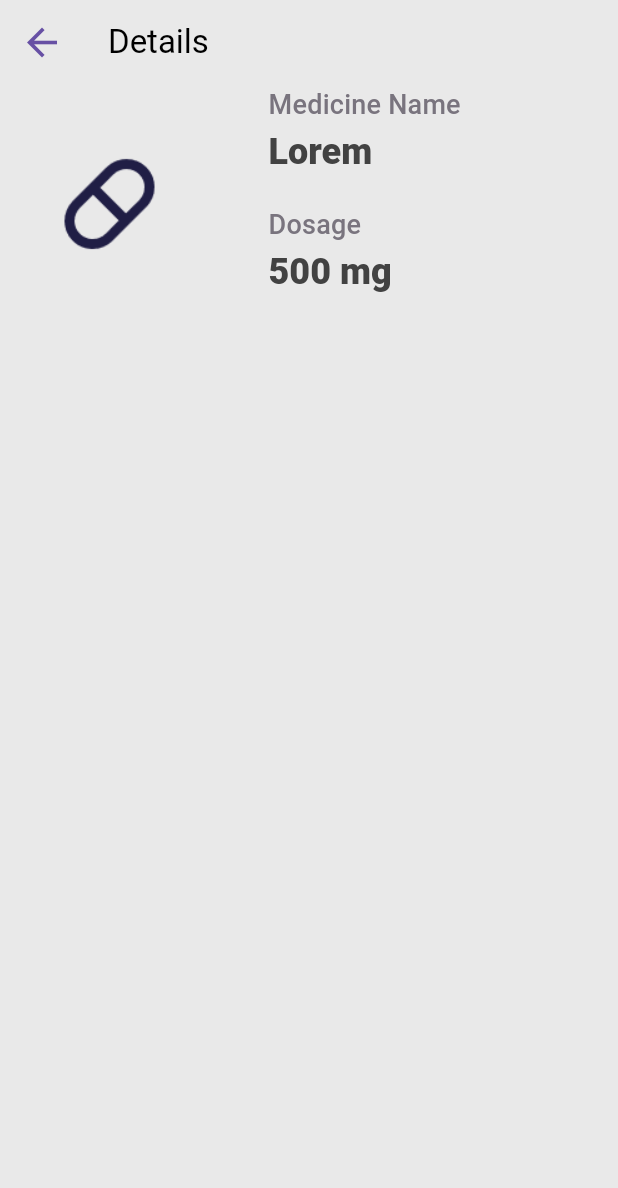
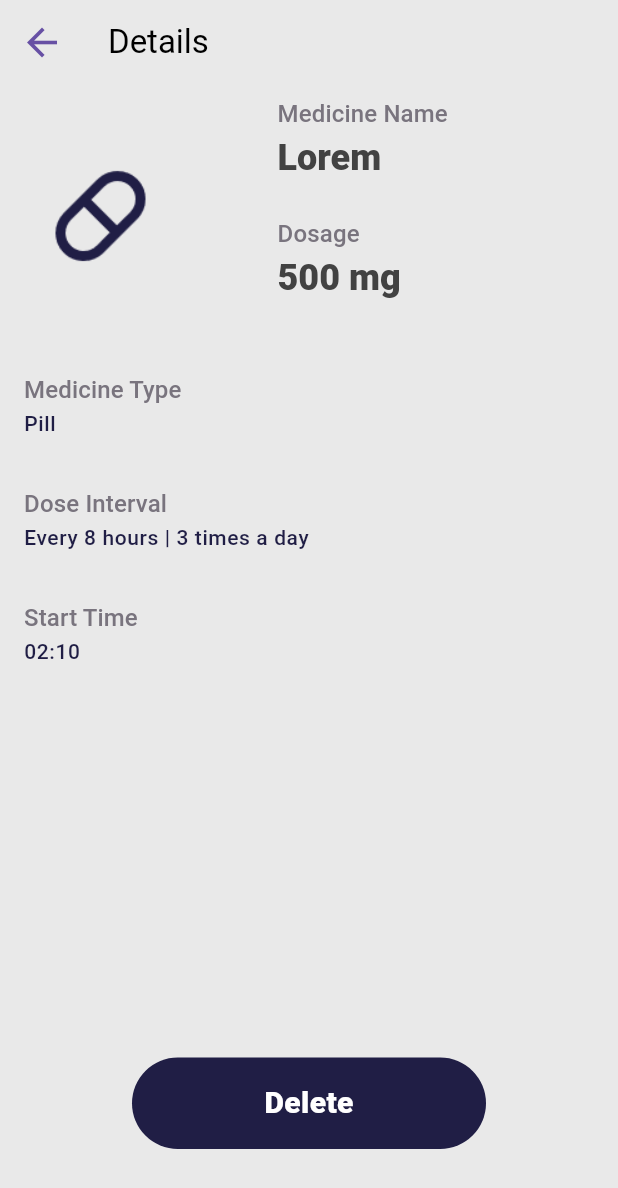
Before and after one commit to DeepaT99/Medicine-Monitoring-App, a Flutter app: the screen it shows once a user with an empty profile is signed in, after a tap on "Lorem", on a phone screen of 412 x 824 dp. Shown: the top 1188 px of the screen. Run offline on Flutter 3.47's test engine with Material 3 defaults, Android fonts, the phone set to English and light mode, and no system bars; our stand-ins replace firebase_auth, firebase_core, google_sign_in, rxdart; missing offline and left inert: linear_calender; accounts and stored records are empty; network calls fail.

Commit message:
add page

```diff
--- a/lib/components/button.dart
+++ b/lib/components/button.dart
@@ -18,7 +18,7 @@ class MyButton extends StatelessWidget {
         margin: const EdgeInsets.symmetric(horizontal: 80),
         decoration: BoxDecoration(
           color: AppColors.secondaryColor,
-          borderRadius: BorderRadius.circular(8),
+          borderRadius: BorderRadius.circular(40),
         ),
         child: Center(
             child: Text(
--- a/lib/pages/app_view.dart
+++ b/lib/pages/app_view.dart
@@ -54,10 +54,7 @@ class _MyAppViewState extends State<MyAppView> {
               fontWeight: FontWeight.w800,
               color: Colors.grey[800],
             ),
-            titleMedium: TextStyle(
-              fontSize: 18,
-              color: Theme.of(context).colorScheme.outline,
-            ),
+
             bodySmall: TextStyle(
               fontSize: 14,
               fontWeight: FontWeight.w500,
--- a/lib/pages/details/medicine_details.dart
+++ b/lib/pages/details/medicine_details.dart
@@ -1,4 +1,5 @@
 import 'package:flutter/material.dart';
+import 'package:medicine_tracker/components/button.dart';
 
 class MedicineDetails extends StatefulWidget {
   const MedicineDetails({super.key});
@@ -14,9 +15,66 @@ class _MedicineDetailsState extends State<MedicineDetails> {
       appBar: AppBar(
         title: const Text('Details'),
       ),
-      body: Column(
+      body: Padding(
+        padding: const EdgeInsets.all(8.0),
+        child: Column(
           children: [
-          Row(
+            MainSection(),
+            ExtendedSection(),
+            Spacer(),
+            Padding(
+              padding: EdgeInsets.only(bottom: 50.0),
+              child: MyButton(
+                  onTap: () {
+                    //open alert dialog
+                    openAlertBox(context);
+                  },
+                  text: 'Delete'),
+            ),
+          ],
+        ),
+      ),
+    );
+  }
+  openAlertBox(BuildContext context){
+
+  }
+}
+
+class ExtendedSection extends StatelessWidget {
+  const ExtendedSection({super.key});
+
+  @override
+  Widget build(BuildContext context) {
+    return Padding(
+      padding: const EdgeInsets.all(8.0),
+      child: ListView(
+        shrinkWrap: true,
+        children: const [
+          ExtendedInfo(
+            fieldTitle: 'Medicine Type',
+            fieldInfo: 'Pill',
+          ),
+          ExtendedInfo(
+            fieldTitle: 'Dose Interval',
+            fieldInfo: 'Every 8 hours | 3 times a day',
+          ),
+          ExtendedInfo(
+            fieldTitle: 'Start Time',
+            fieldInfo: '02:10',
+          ),
+        ],
+      ),
+    );
+  }
+}
+
+class MainSection extends StatelessWidget {
+  const MainSection({super.key});
+
+  @override
+  Widget build(BuildContext context) {
+    return Row(
       mainAxisAlignment: MainAxisAlignment.spaceAround,
       children: [
         Image.asset(
@@ -25,8 +83,8 @@ class _MedicineDetailsState extends State<MedicineDetails> {
           color: Theme.of(context).primaryColor,
           alignment: Alignment.centerLeft,
         ),
-              Column(
-
+        const SizedBox(width: 2),
+        const Column(
           children: [
             InfoTab(
               fieldTitle: 'Medicine Name',
@@ -38,11 +96,7 @@ class _MedicineDetailsState extends State<MedicineDetails> {
             ),
           ],
         )
-
       ],
-          )
-        ],
-      ),
     );
   }
 }
@@ -57,12 +111,13 @@ class InfoTab extends StatelessWidget {
     return SizedBox(
       width: 200,
       height: 80,
+      child: SingleChildScrollView(
         child: Column(
           crossAxisAlignment: CrossAxisAlignment.start,
           children: [
             Text(
               fieldTitle,
-            style: Theme.of(context).textTheme.titleMedium,
+              style: Theme.of(context).textTheme.titleSmall,
             ),
             SizedBox(
               height: 2,
@@ -73,6 +128,39 @@ class InfoTab extends StatelessWidget {
             )
           ],
         ),
+      ),
     );
   }
 }
+
+class ExtendedInfo extends StatelessWidget {
+  const ExtendedInfo(
+      {super.key, required this.fieldTitle, required this.fieldInfo});
+  final String fieldTitle;
+  final String fieldInfo;
+
+  @override
+  Widget build(BuildContext context) {
+    return Padding(
+      padding: EdgeInsets.symmetric(vertical: 16.0),
+      child: Column(
+        crossAxisAlignment: CrossAxisAlignment.start,
+        children: [
+          Padding(
+            padding: EdgeInsets.only(bottom: 2),
+            child: Text(
+              fieldTitle,
+              style: Theme.of(context).textTheme.titleSmall,
+            ),
+          ),
+          Text(
+            fieldInfo,
+            style: Theme.of(context).textTheme.bodySmall!.copyWith(
+                  color: Theme.of(context).colorScheme.primary,
+                ),
+          )
+        ],
+      ),
+    );
+  }
+}
```
Lines whose indentation alone changed are shown as unchanged.
